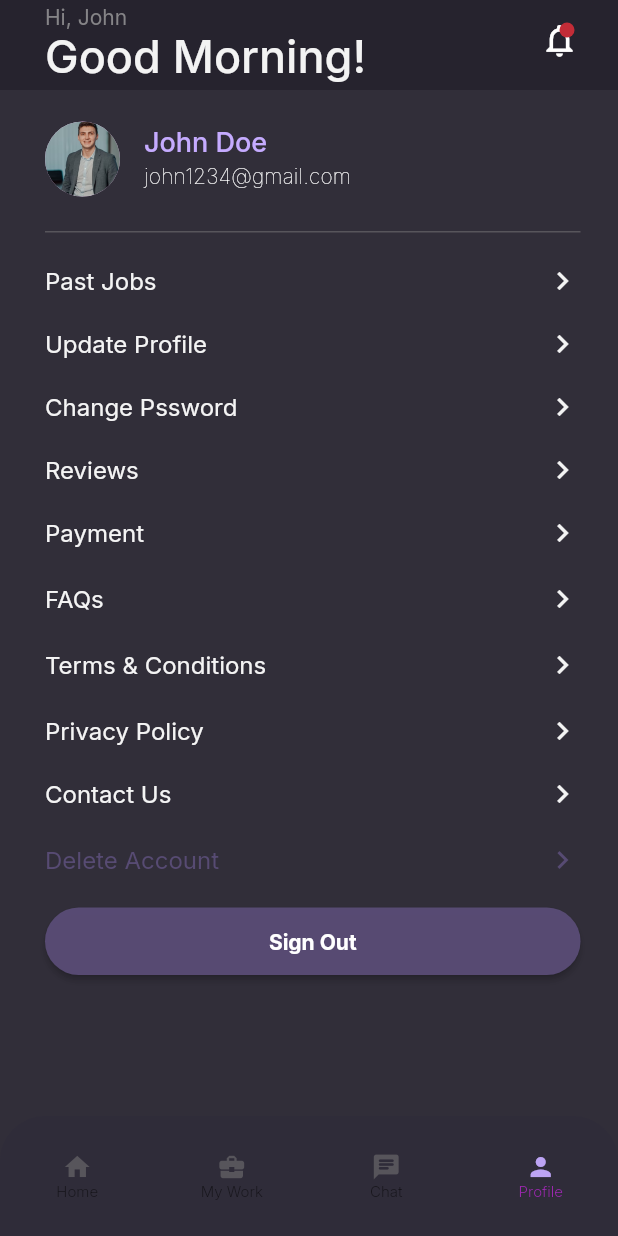
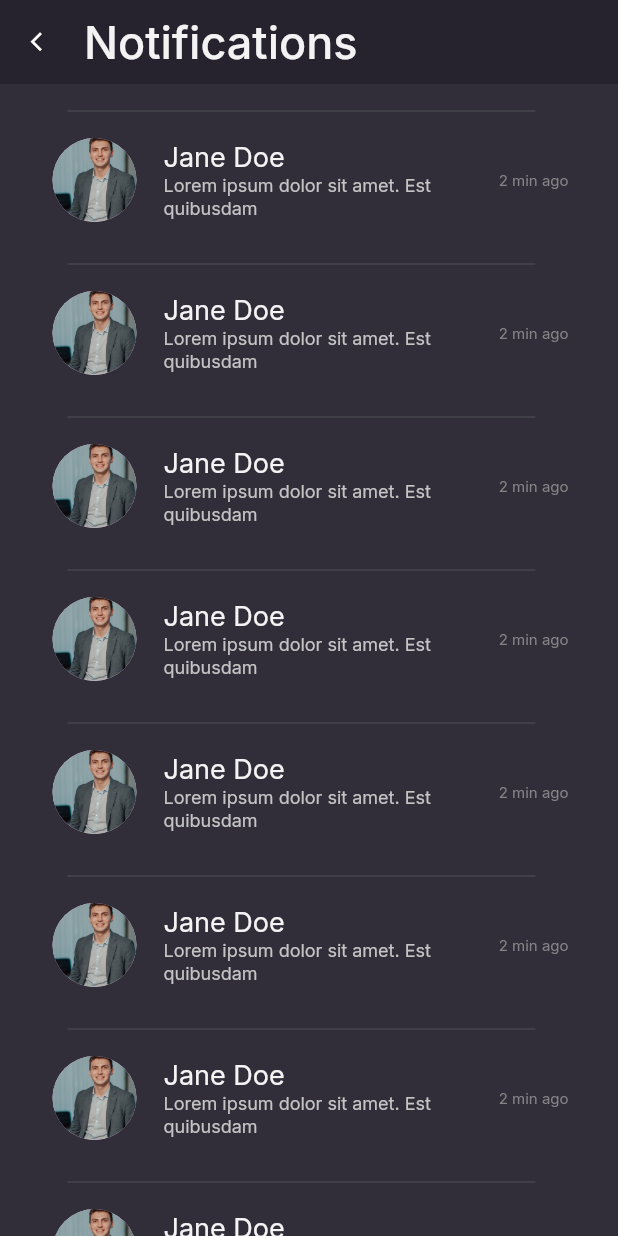
Before and after one commit to AsifNinjaWeavers/picwerk, a Flutter app: the screen it shows after launch, item 4 of the bottom bar chosen, after a tap on the "notifications none" icon, on a phone screen of 412 x 824 dp. Run offline on Flutter 3.47's test engine with Material 2 defaults, Android fonts, the phone set to English and light mode, and no system bars; our stand-ins replace google_fonts, image_picker, modal_bottom_sheet.

Commit message:
first commit

```diff
--- a/lib/constant/all_text.dart
+++ b/lib/constant/all_text.dart
@@ -53,4 +53,9 @@ class AllText {
   static String subject = "Subject";
   static String message = "Write your message here...";
   static String sendmessage = "Send Message";
+  static String createjobpost = "Create a Job post";
+  static String deleteaccountdialouge="Are you sure you want to delete your account?";
+  static String cancel="Cancel";
+  static String delete="Delete";
+  static String notication="Notifications";
 }
--- a/lib/constant/theme.dart
+++ b/lib/constant/theme.dart
@@ -5,7 +5,6 @@ class CustomTheme {
   ThemeData get themedata => ThemeData(
         // primaryTextTheme: GoogleFonts.lato(),
         //w500 for medium
-
         textTheme: TextTheme(
           subtitle1: GoogleFonts.inter(
             color: const Color(0xffC5ABFF),
@@ -21,6 +20,9 @@ class CustomTheme {
           //w400 for regular
           bodyText2: GoogleFonts.inter(
               color: const Color(0xff858487), fontWeight: FontWeight.w400),
+          //w700 for bold
+          headline1: GoogleFonts.inter(
+              color: const Color(0xff25222D), fontWeight: FontWeight.w700,fontSize: 12),
           button: GoogleFonts.inter(
             color: const Color(0xffFFFFFF),
             fontWeight: FontWeight.w700,
--- /dev/null
+++ b/lib/models/notification_models.dart
@@ -0,0 +1,25 @@
+
+import 'package:picwerk/constant/image.dart';
+
+class NotifiactionModel{
+  final String image;
+  final String title;
+  final String subcontent;
+  final String datetime;
+  NotifiactionModel({required this.image,required this.title,required this.subcontent,required this.datetime});
+
+  static List<NotifiactionModel> alllist()
+  {
+     List<NotifiactionModel> all=[NotifiactionModel(image: ImageConstant.profile, title: 'Jane Doe', subcontent: 'Lorem ipsum dolor sit amet. Est quibusdam', datetime: '2 min ago'),
+     NotifiactionModel(image: ImageConstant.profile, title: 'Jane Doe', subcontent: 'Lorem ipsum dolor sit amet. Est quibusdam', datetime: '2 min ago'),
+     NotifiactionModel(image: ImageConstant.profile, title: 'Jane Doe', subcontent: 'Lorem ipsum dolor sit amet. Est quibusdam', datetime: '2 min ago'),
+     NotifiactionModel(image: ImageConstant.profile, title: 'Jane Doe', subcontent: 'Lorem ipsum dolor sit amet. Est quibusdam', datetime: '2 min ago'),
+     NotifiactionModel(image: ImageConstant.profile, title: 'Jane Doe', subcontent: 'Lorem ipsum dolor sit amet. Est quibusdam', datetime: '2 min ago'),
+     NotifiactionModel(image: ImageConstant.profile, title: 'Jane Doe', subcontent: 'Lorem ipsum dolor sit amet. Est quibusdam', datetime: '2 min ago'),
+     NotifiactionModel(image: ImageConstant.profile, title: 'Jane Doe', subcontent: 'Lorem ipsum dolor sit amet. Est quibusdam', datetime: '2 min ago'),
+     NotifiactionModel(image: ImageConstant.profile, title: 'Jane Doe', subcontent: 'Lorem ipsum dolor sit amet. Est quibusdam', datetime: '2 min ago'),
+     NotifiactionModel(image: ImageConstant.profile, title: 'Jane Doe', subcontent: 'Lorem ipsum dolor sit amet. Est quibusdam', datetime: '2 min ago'),     ];
+
+     return all;
+  }
+}
--- a/lib/views/allappbar/chat_appbar.dart
+++ b/lib/views/allappbar/chat_appbar.dart
@@ -1,4 +1,5 @@
 import 'package:flutter/material.dart';
+import 'package:picwerk/views/allpages/notification.dart';
 import '../../constant/all_text.dart';
 import '../../utility/colors.dart';
 
@@ -49,7 +50,7 @@ class ChatAppBar extends StatelessWidget {
             alignment: Alignment.topRight,
             children: [
               IconButton(
-                onPressed: () {},
+                onPressed: () =>Navigator.of(context).push(MaterialPageRoute(builder:(context) => Notifications()),),
                 icon: const Icon(
                   Icons.notifications_none,
                   color: Colors.white,
--- a/lib/views/allappbar/home_appbar.dart
+++ b/lib/views/allappbar/home_appbar.dart
@@ -5,8 +5,10 @@ import 'package:flutter/src/widgets/framework.dart';
 import '../../constant/all_text.dart';
 import '../../utility/colors.dart';
 import '../../widget/switch.dart';
+import '../allpages/notification.dart';
 
 class HomePageBar extends StatelessWidget {
+
   const HomePageBar({super.key});
 
   @override
@@ -41,7 +43,7 @@ class HomePageBar extends StatelessWidget {
             alignment: Alignment.topRight,
             children: [
               IconButton(
-                onPressed: () {},
+                onPressed: ()=>Navigator.of(context).push(MaterialPageRoute(builder:(context) => Notifications()),),
                 icon: const Icon(
                   Icons.notifications_none,
                   color: Colors.white,
--- a/lib/views/allappbar/mywork_appbar.dart
+++ b/lib/views/allappbar/mywork_appbar.dart
@@ -1,5 +1,6 @@
 import 'package:flutter/material.dart';
 import '../../utility/colors.dart';
+import '../allpages/notification.dart';
 
 class MyWorkAppBar extends StatelessWidget {
   const MyWorkAppBar({super.key});
@@ -28,7 +29,7 @@ class MyWorkAppBar extends StatelessWidget {
             alignment: Alignment.topRight,
             children: [
               IconButton(
-                onPressed: () {},
+                onPressed: () =>Navigator.of(context).push(MaterialPageRoute(builder:(context) => Notifications(),),),
                 icon: const Icon(
                   Icons.notifications_none,
                   color: Colors.white,
--- a/lib/views/allappbar/profile_appbar.dart
+++ b/lib/views/allappbar/profile_appbar.dart
@@ -4,6 +4,7 @@ import 'package:flutter/src/widgets/framework.dart';
 import 'package:picwerk/constant/all_text.dart';
 
 import '../../utility/colors.dart';
+import '../allpages/notification.dart';
 
 class ProfileAppBar extends StatelessWidget {
   const ProfileAppBar({super.key});
@@ -53,7 +54,7 @@ class ProfileAppBar extends StatelessWidget {
             alignment: Alignment.topRight,
             children: [
               IconButton(
-                onPressed: () {},
+                onPressed: () =>Navigator.of(context).push(MaterialPageRoute(builder:(context) => Notifications()),),
                 icon: const Icon(
                   Icons.notifications_none,
                   color: Colors.white,
--- a/lib/views/allpages/home_page.dart
+++ b/lib/views/allpages/home_page.dart
@@ -1,10 +1,31 @@
 import 'package:flutter/material.dart';
+import 'package:picwerk/constant/all_text.dart';
+import 'package:picwerk/utility/colors.dart';
 
 class HomePage extends StatelessWidget {
   const HomePage({super.key});
 
   @override
   Widget build(BuildContext context) {
-    return const Center(child: Text('data'));
+    return Scaffold(
+      backgroundColor: AllColor.backgroundcolor,
+      floatingActionButton: FloatingActionButton.extended(
+        backgroundColor: Color(0xff1C5ABFF),
+        onPressed: () {},
+        label: Row(
+          children: [
+            const Icon(
+              Icons.add,
+              size: 14,
+              color: Color(0xff25222D),
+            ),
+            Text(
+              AllText.createjobpost,
+              style: Theme.of(context).textTheme.headline1,
+            ),
+          ],
+        ),
+      ),
+    );
   }
 }
--- /dev/null
+++ b/lib/views/allpages/notification.dart
@@ -0,0 +1,75 @@
+import 'package:flutter/material.dart';
+import 'package:picwerk/models/notification_models.dart';
+import '../../constant/all_text.dart';
+import '../../utility/colors.dart';
+
+class Notifications extends StatelessWidget {
+  const Notifications({super.key});
+
+  @override
+  Widget build(BuildContext context) {
+    return Scaffold(
+      appBar: AppBar(
+        titleSpacing: 0,
+        elevation: 0,
+        backgroundColor: AllColor.backgroundcolor,
+        title: Text(AllText.notication,textAlign: TextAlign.start,
+            style: Theme.of(context)
+                .textTheme
+                .subtitle1!
+                .copyWith(fontSize: 30, color: Color(0xff1FFFFFF))),
+        leading: IconButton(
+          onPressed: () => Navigator.of(context).pop(),
+          icon: const Icon(
+            Icons.arrow_back_ios,
+            size: 15,
+          ),
+        ),
+      ),
+      backgroundColor: AllColor.backgroundcolor,
+      body: ListView.builder(
+        itemCount: NotifiactionModel.alllist().length,
+        itemBuilder: (BuildContext context, int index) {
+          return NotificationCard(notification:NotifiactionModel.alllist().elementAt(index) );
+        },
+
+      ),
+    );
+  }
+}
+
+class NotificationCard extends StatelessWidget {
+  final NotifiactionModel notification;
+  const NotificationCard({
+    required this.notification,
+    Key? key,
+  }) : super(key: key);
+
+  @override
+  Widget build(BuildContext context) {
+    return Padding(
+      // padding:EdgeInsets.all(20),
+      padding: const EdgeInsets.only(top:10.0,left: 25,right: 25),
+      child: Column(
+        children: [
+          const Padding(
+            padding: EdgeInsets.only(right:30.0,left: 20.0),
+            child: Divider(thickness: 0.3,color: Color(0xff1777777),),
+          ),
+         ListTile(leading: CircleAvatar(
+                radius: 30, // Image radius
+                backgroundImage: AssetImage(
+                  notification.image,
+                ),
+              ),
+              contentPadding: EdgeInsets.all(8),
+              title: Text(notification.title,style: Theme.of(context).textTheme.bodyText2!.copyWith(color: Color(0xff1FFFFFF),fontSize: 18),),
+              subtitle:Text(notification.subcontent,style: Theme.of(context).textTheme.bodyText2!.copyWith(color: Color(0xff1CCCCCC),fontSize: 12),) ,
+              trailing: Text(notification.datetime,style: Theme.of(context).textTheme.bodyText2!.copyWith(fontSize: 10)),
+
+              ),
+        ],
+      ),
+    );
+  }
+}
--- a/lib/views/allpages/profile_page.dart
+++ b/lib/views/allpages/profile_page.dart
@@ -1,7 +1,10 @@
+import 'dart:ui';
+
 import 'package:flutter/material.dart';
 import 'package:picwerk/constant/all_text.dart';
 import 'package:picwerk/views/allpages/profile/contact_us.dart';
 import 'package:picwerk/views/allpages/profile/update_profile.dart';
+import 'package:picwerk/views/dialouge/delete_dialouge.dart';
 import 'package:picwerk/widget/elevetd_button_widget.dart';
 import '../../constant/image.dart';
 import '../../widget/listtile.dart';
@@ -13,13 +16,14 @@ class Profile extends StatelessWidget {
   @override
   Widget build(BuildContext context) {
     return Container(
-      padding: EdgeInsets.only(left: 30, right: 25, top: 10),
+      padding: const EdgeInsets.only(left: 30, right: 25, top: 10),
+      child: SingleChildScrollView(
         child: Column(
           mainAxisAlignment: MainAxisAlignment.start,
           crossAxisAlignment: CrossAxisAlignment.start,
           children: [
             ListTile(
-            contentPadding: EdgeInsets.all(0),
+              contentPadding: const EdgeInsets.all(0),
               leading: CircleAvatar(
                 radius: 25, // Image radius
                 backgroundImage: AssetImage(
@@ -62,7 +66,7 @@ class Profile extends StatelessWidget {
             CustomListTile(
               ontap: () {
                 Navigator.of(context).push(
-                  MaterialPageRoute(builder: (context) => UpdateProfile()));
+                    MaterialPageRoute(builder: (context) => const UpdateProfile()));
               },
               text: AllText.updateprofile,
               style: Theme.of(context)
@@ -142,7 +146,7 @@ class Profile extends StatelessWidget {
             CustomListTile(
               ontap: () {
                 Navigator.of(context)
-                  .push(MaterialPageRoute(builder: (context) => ContactUs()));
+                    .push(MaterialPageRoute(builder: (context) => const ContactUs()));
               },
               text: AllText.contactus,
               style: Theme.of(context)
@@ -154,12 +158,12 @@ class Profile extends StatelessWidget {
               height: 20,
             ),
             CustomListTile(
-            ontap: () {},
+              ontap: () =>CustomDialouge.showDialog2(context),
               text: AllText.deleteaccount,
               style: Theme.of(context)
                   .textTheme
                   .bodyText2!
-                .copyWith(fontSize: 16, color: Color(0xff1594C76)),
+                  .copyWith(fontSize: 16, color: const Color(0xff1594C76)),
             ),
             const SizedBox(
               height: 20,
@@ -168,11 +172,12 @@ class Profile extends StatelessWidget {
                 widget: Text(AllText.signout),
                 onpreesed: () {
                   Navigator.of(context).pushAndRemoveUntil(
-                    MaterialPageRoute(builder: (context) => SignIn()),
+                      MaterialPageRoute(builder: (context) => const SignIn()),
                       (route) => false);
                 })
           ],
         ),
+      ),
     );
   }
 }
--- a/lib/views/home.dart
+++ b/lib/views/home.dart
@@ -1,12 +1,10 @@
 import 'package:flutter/material.dart';
-import 'package:picwerk/constant/all_text.dart';
+
 import 'package:picwerk/views/allappbar/chat_appbar.dart';
 import 'package:picwerk/views/allappbar/home_appbar.dart';
 import 'package:picwerk/views/allappbar/mywork_appbar.dart';
 import 'package:picwerk/views/allappbar/profile_appbar.dart';
 import 'package:picwerk/widget/bottomnavigatebar.dart';
-import 'package:picwerk/widget/switch.dart';
-
 import '../utility/colors.dart';
 import 'allpages/chat_page.dart';
 import 'allpages/home_page.dart';
@@ -36,6 +34,7 @@ class _HomeState extends State<Home> {
           preferredSize: const Size.fromHeight(60), child: _appbar[index]),
       backgroundColor: AllColor.backgroundcolor,
       body: _pages[index],
+
       bottomNavigationBar: BottomNavigationBarHome(
         index: (val) {
           setState(() {
--- a/pubspec.yaml
+++ b/pubspec.yaml
@@ -37,6 +37,8 @@ dependencies:
   # Use with the CupertinoIcons class for iOS style icons.
   cupertino_icons: ^1.0.2
   google_fonts: ^3.0.1
+  image_picker: ^0.8.6
+  modal_bottom_sheet: ^2.1.2
 
 dev_dependencies:
   flutter_test:
```
Also changed, not shown: lib/controller/pic_image_Controller.dart (added, +27 -0 lines), lib/views/allpages/profile/update_profile.dart (+34 -3 lines), lib/views/dialouge/delete_dialouge.dart (added, +77 -0 lines), lib/widget/elevetd_button_widget.dart (+0 -9 lines), pubspec.lock, 1 other file. Lines whose indentation alone changed are shown as unchanged.
